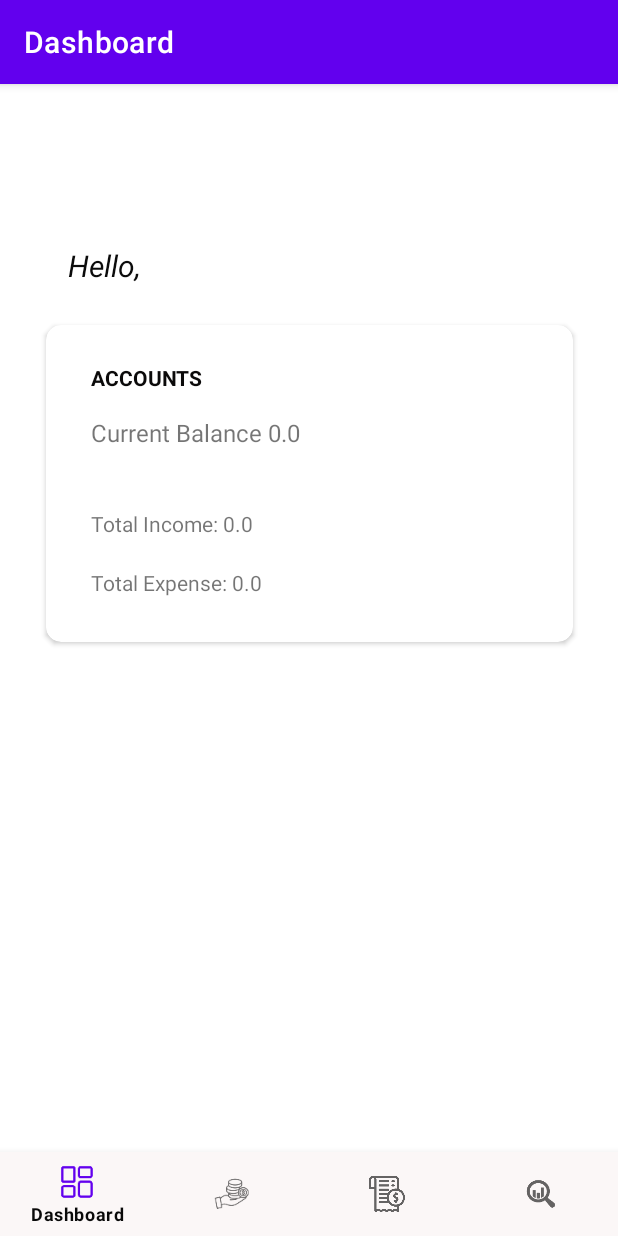
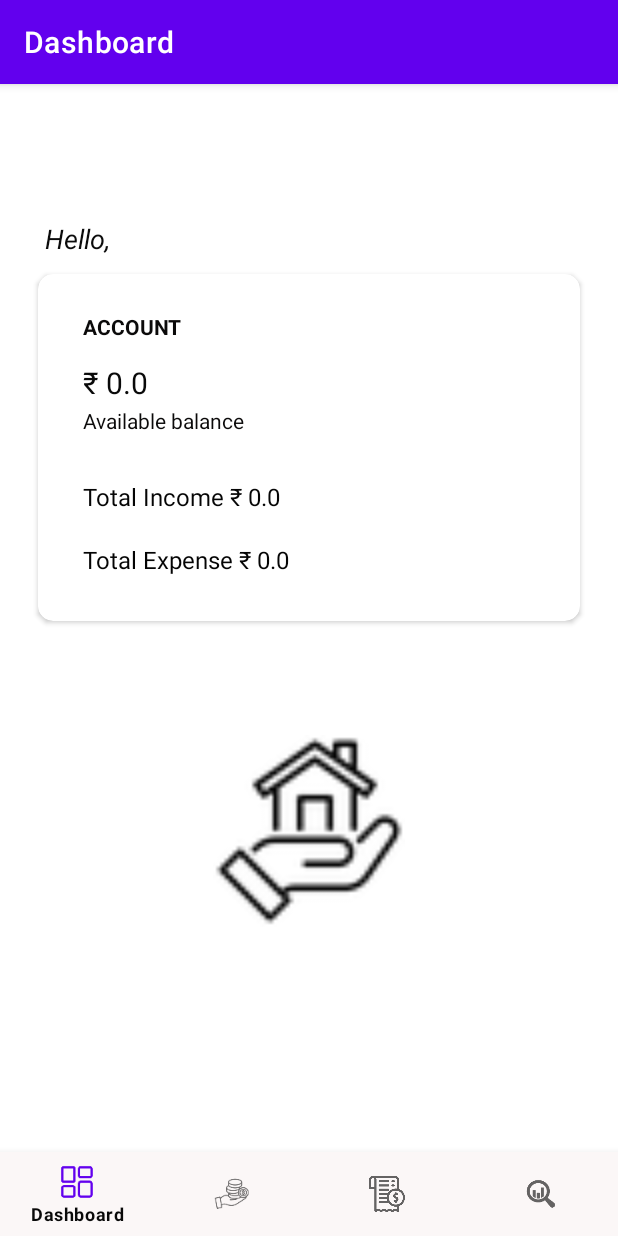
Before and after one commit to VarshithaGollapalli/Personal-Finance-Tracker-MVVC, an Android app: the DashboardFragment screen opened directly, with no data from a screen before it, on a phone screen of 412 x 824 dp. Run offline under Robolectric (Android 15) with nearby library versions, the phone set to English and light mode, and no system bars; our stand-ins replace Room's generated code, navigation-ui.

Commit message:
sort as well as dashboard

```diff
--- a/app/src/main/java/com/capgemini/financetracker/view/DashboardFragment.kt
+++ b/app/src/main/java/com/capgemini/financetracker/view/DashboardFragment.kt
@@ -53,15 +53,15 @@ class DashboardFragment : Fragment() {
         financeVM = ViewModelProvider(this).get(FinancialDataViewModel::class.java)
 
         financeVM.currentBalance.observe(viewLifecycleOwner, Observer { balance ->
-            binding.totalamtT.text = "Current Balance $balance"
+            binding.totalamtT.text = "₹ $balance"
         })
 
         financeVM.totalIncome.observe(viewLifecycleOwner, Observer { income ->
-            binding.incomeT.text = "Total Income: $income"
+            binding.incomeT.text = "Total Income ₹ $income"
         })
 
         financeVM.totalExpense.observe(viewLifecycleOwner, Observer { expense ->
-            binding.expenseT.text = "Total Expense: $expense"
+            binding.expenseT.text = "Total Expense ₹ $expense"
         })
 
     }
--- a/app/src/main/res/layout/activity_main.xml
+++ b/app/src/main/res/layout/activity_main.xml
@@ -22,8 +22,8 @@
     <fragment
         android:id="@+id/nav_host_fragment"
         android:name="androidx.navigation.fragment.NavHostFragment"
-        android:layout_width="382dp"
-        android:layout_height="638dp"
+        android:layout_width="392dp"
+        android:layout_height="651dp"
         app:defaultNavHost="true"
         app:layout_constraintBottom_toTopOf="@+id/nav_view"
         app:layout_constraintEnd_toEndOf="parent"
--- a/app/src/main/res/layout/fragment_dashboard.xml
+++ b/app/src/main/res/layout/fragment_dashboard.xml
@@ -13,7 +13,7 @@
         android:layout_width="0dp"
         android:layout_height="wrap_content"
         android:layout_marginStart="10dp"
-        android:layout_marginTop="20dp"
+        android:layout_marginTop="5dp"
         android:layout_marginEnd="10dp"
         app:cardCornerRadius="10dp"
         app:cardUseCompatPadding="true"
@@ -31,7 +31,7 @@
                 android:layout_height="wrap_content"
                 android:layout_marginStart="30dp"
                 android:layout_marginTop="25dp"
-                android:text="ACCOUNTS"
+                android:text="ACCOUNT"
                 android:textColor="#0B0A0A"
                 android:textSize="14sp"
                 android:textStyle="bold"
@@ -42,9 +42,10 @@
                 android:id="@+id/totalamtT"
                 android:layout_width="wrap_content"
                 android:layout_height="wrap_content"
-                android:layout_marginTop="16dp"
+                android:layout_marginTop="14dp"
                 android:text="Total Amount"
-                android:textSize="16sp"
+                android:textColor="#090909"
+                android:textSize="20sp"
                 app:layout_constraintStart_toStartOf="@+id/textView3"
                 app:layout_constraintTop_toBottomOf="@+id/textView3" />
 
@@ -52,10 +53,12 @@
                 android:id="@+id/incomeT"
                 android:layout_width="wrap_content"
                 android:layout_height="wrap_content"
-                android:layout_marginTop="40dp"
+                android:layout_marginTop="30dp"
                 android:text="Total Income"
+                android:textColor="#050505"
+                android:textSize="16sp"
                 app:layout_constraintStart_toStartOf="@+id/totalamtT"
-                app:layout_constraintTop_toBottomOf="@+id/totalamtT" />
+                app:layout_constraintTop_toBottomOf="@+id/textView5" />
 
             <TextView
                 android:id="@+id/expenseT"
@@ -64,38 +67,50 @@
                 android:layout_marginTop="20dp"
                 android:layout_marginBottom="30dp"
                 android:text="Total Expense"
+                android:textColor="#040404"
+                android:textSize="16sp"
                 app:layout_constraintBottom_toBottomOf="parent"
                 app:layout_constraintStart_toStartOf="@+id/incomeT"
                 app:layout_constraintTop_toBottomOf="@+id/incomeT" />
 
+            <TextView
+                android:id="@+id/textView5"
+                android:layout_width="wrap_content"
+                android:layout_height="wrap_content"
+                android:layout_marginTop="2dp"
+                android:text="Available balance"
+                android:textColor="#0B0A0A"
+                app:layout_constraintStart_toStartOf="@+id/textView3"
+                app:layout_constraintTop_toBottomOf="@+id/totalamtT" />
+
         </androidx.constraintlayout.widget.ConstraintLayout>
     </androidx.cardview.widget.CardView>
 
-    <androidx.cardview.widget.CardView
+    <TextView
+        android:id="@+id/textView4"
+        android:layout_width="wrap_content"
+        android:layout_height="wrap_content"
+        android:layout_marginStart="20dp"
+        android:layout_marginTop="60dp"
+        android:text="Hello, "
+        android:textColor="#0B0B0B"
+        android:textSize="18sp"
+        android:textStyle="italic"
+        app:layout_constraintStart_toStartOf="parent"
+        app:layout_constraintTop_toTopOf="parent" />
+
+    <ImageView
+        android:id="@+id/imageView4"
         android:layout_width="0dp"
         android:layout_height="0dp"
-        android:layout_marginStart="10dp"
-        android:layout_marginTop="10dp"
-        android:layout_marginEnd="10dp"
-        android:layout_marginBottom="300dp"
-        app:cardCornerRadius="10dp"
-        app:cardUseCompatPadding="true"
+        android:layout_marginStart="90dp"
+        android:layout_marginTop="70dp"
+        android:layout_marginEnd="90dp"
+        android:layout_marginBottom="120dp"
+        android:src="@drawable/background2"
         app:layout_constraintBottom_toBottomOf="parent"
         app:layout_constraintEnd_toEndOf="parent"
         app:layout_constraintStart_toStartOf="parent"
         app:layout_constraintTop_toBottomOf="@+id/cardView" />
 
-    <TextView
-        android:id="@+id/textView4"
-        android:layout_width="wrap_content"
-        android:layout_height="wrap_content"
-        android:layout_marginStart="30dp"
-        android:layout_marginTop="70dp"
-        android:text="Hello, "
-        android:textColor="#0B0B0B"
-        android:textSize="20sp"
-        android:textStyle="italic"
-        app:layout_constraintStart_toStartOf="parent"
-        app:layout_constraintTop_toTopOf="parent" />
-
 </androidx.constraintlayout.widget.ConstraintLayout>
--- a/app/src/main/res/navigation/nav_finance_tracker.xml
+++ b/app/src/main/res/navigation/nav_finance_tracker.xml
@@ -24,6 +24,6 @@
     <fragment
         android:id="@+id/menu_record"
         android:name="com.capgemini.financetracker.view.FinancialDataEntryFragment"
-        android:label="fragment_financial_data_entry"
+        android:label="Income and Expense Entry"
         tools:layout="@layout/fragment_financial_data_entry" />
 </navigation>
```
Also changed, not shown: app/src/main/java/com/capgemini/financetracker/view/MainActivity.kt (+0 -8 lines), app/src/main/java/com/capgemini/financetracker/view/RecordFragment.kt (deleted, +0 -70 lines), app/src/main/res/layout/fragment_record.xml (deleted, +0 -21 lines), app/src/main/res/drawable-hdpi/background2.png (added), app/src/main/res/drawable-mdpi/background2.png (added), app/src/main/res/drawable-xhdpi/background2.png (added), app/src/main/res/drawable-xxhdpi/background2.png (added), app/src/main/res/drawable-xxxhdpi/background2.png (added).
